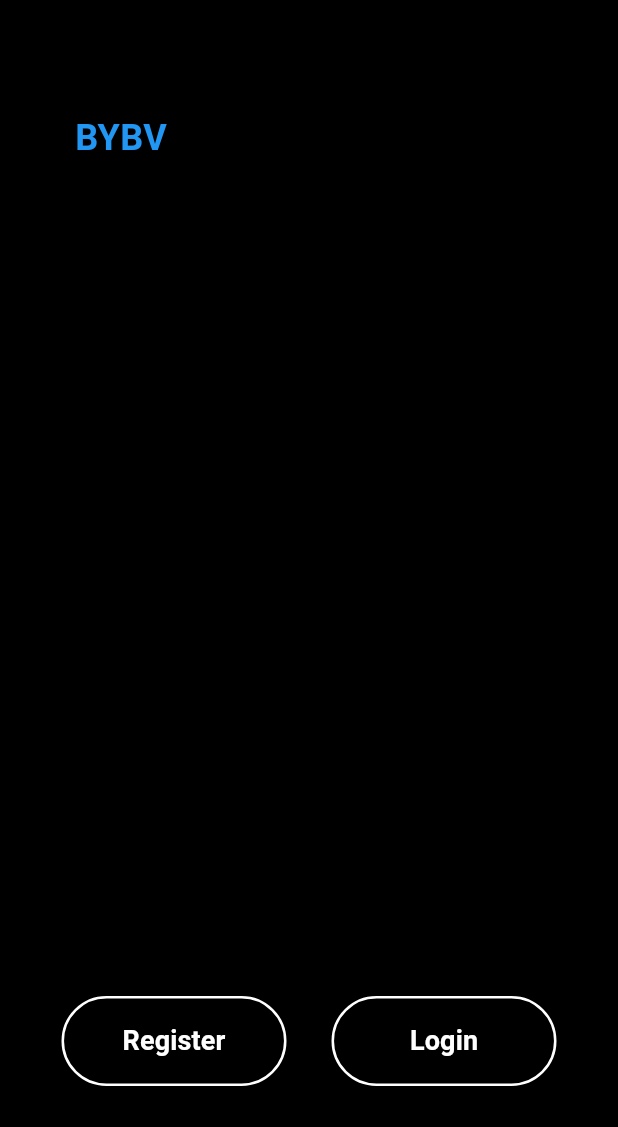
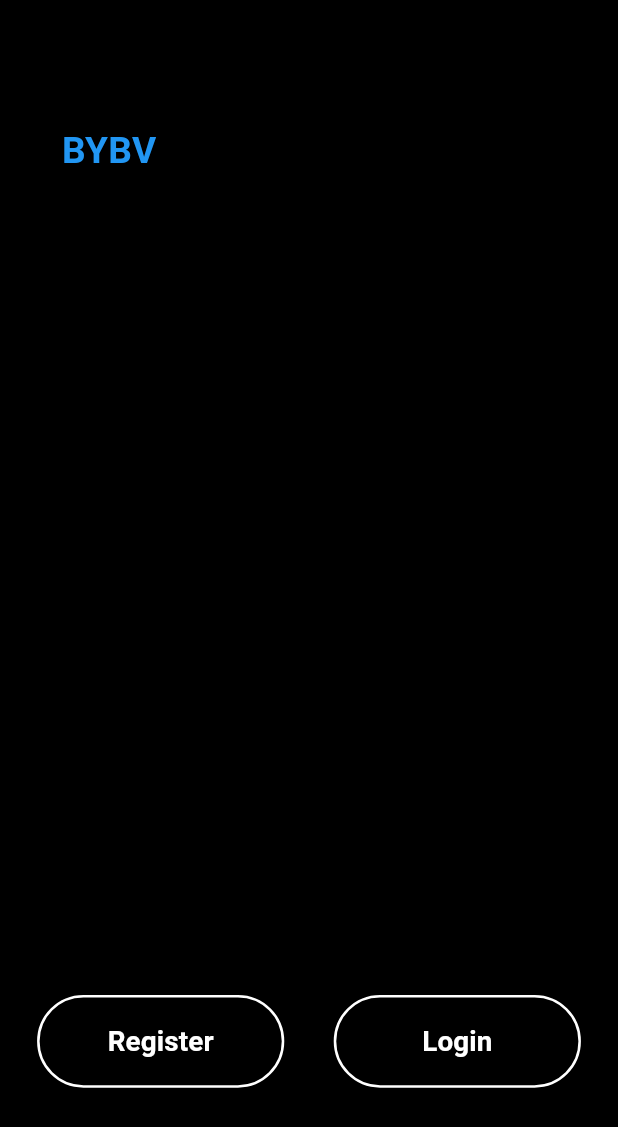
Before and after one commit to alessiogatto04/BYBV, a Flutter app: the screen it shows after launch, on a phone screen of 412 x 824 dp. Shown: the top 1127 px of the screen. Run offline on Flutter 3.47's test engine with Material 3 defaults, Android fonts, the phone set to English and light mode, and no system bars.

Commit message:
Aggiunto l'utilizzo di MediaQuery per adattamento ai devices

```diff
--- a/bybv/lib/Pages/home_screen.dart
+++ b/bybv/lib/Pages/home_screen.dart
@@ -1,61 +1,65 @@
 import 'package:flutter/material.dart';
 import 'package:bybv/Widget/Acces_Login_Button.dart';
+import 'package:flutter/services.dart';
 
 class HomeScreen extends StatelessWidget{
   const HomeScreen({super.key});
 
   @override
   Widget build(BuildContext context){
+    double screenHeight = MediaQuery.of(context).size.height;
+    double screenWidth = MediaQuery.of(context).size.width;
+
     return Scaffold(
       backgroundColor: Colors.black,  // Puoi cambiare il colore
       body: Stack(
         children: <Widget> [
           Positioned(
-            top: 75,
-            left: 50,
+            top: screenHeight *0.1,
+            left: screenWidth *0.1,
             child: Text(
               "BYBV",
               style: TextStyle(
                 color: Colors.blue,
                 fontWeight: FontWeight.bold,
-                fontSize: 24,
+                fontSize: screenWidth *0.06,
               ),
             ),
           ),
 
           Positioned(
-            bottom: 100,
+            bottom: screenHeight *0.12,
             left: 0,
             right: 0,
             child:Row(
               mainAxisAlignment: MainAxisAlignment.center,
               children: [
                 SizedBox(
-                  width:150,
-                  height:60,
+                  width:screenWidth *0.40,
+                  height:screenHeight *0.075,
                   child: A_L_Button(
                     text: Text(
                       "Register",
                       style: TextStyle(
                         color: Colors.white,
                         fontWeight: FontWeight.bold,
-                        fontSize: 18,
+                        fontSize: screenWidth *0.045,
                       ),
                     ),
                     onPressed: (){},
                   ),
                 ),
-                SizedBox(width: 30), // Regola questo numero per lo spazio che vuoi
+                SizedBox(width: screenWidth *0.08), // Regola questo numero per lo spazio che vuoi
                 SizedBox(
-                  width:150,
-                  height:60,
+                  width:screenWidth *0.40,
+                  height:screenHeight *0.075,
                   child: A_L_Button (
                     text: Text(
                       "Login",
                       style: TextStyle(
                         color: Colors.white,
                         fontWeight: FontWeight.bold,
-                        fontSize: 18,
+                        fontSize: screenWidth *0.045,
                       ),
                     ),
                     onPressed: (){},
```
